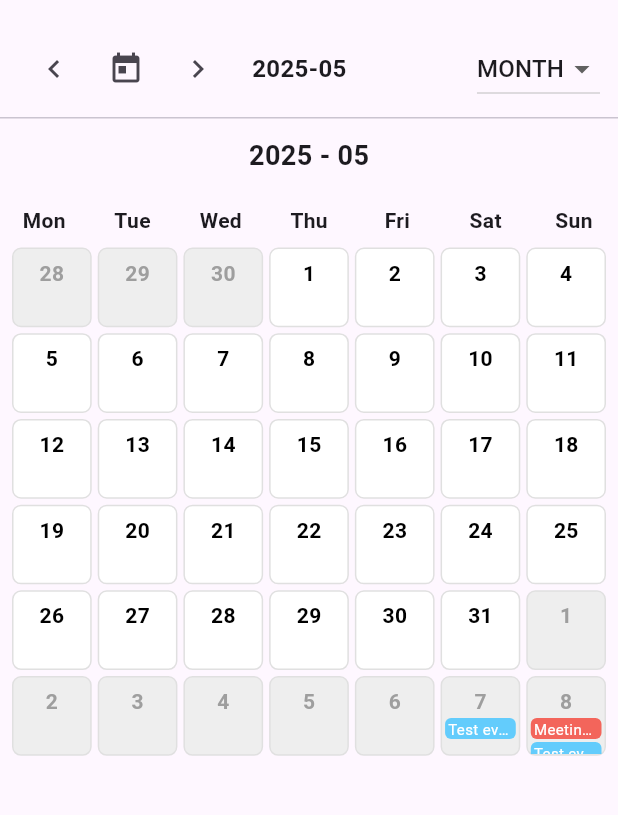
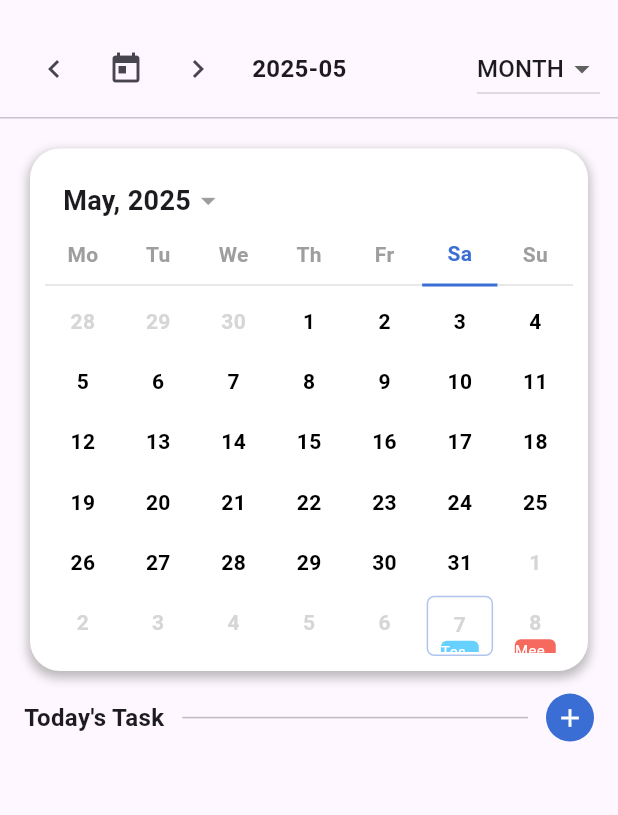
Before and after one commit to BimKi1604/multi_view_calendar, a Flutter app: the screen it shows after launch, after a tap on the "chevron left" icon, on a phone screen of 412 x 824 dp, the part 63-878 px from its top. Run offline on Flutter 3.47's test engine with Material 3 defaults, Android fonts, the phone set to English and light mode, and no system bars.

Commit message:
month view

```diff
--- a/lib/src/data/data.dart
+++ b/lib/src/data/data.dart
@@ -4,7 +4,8 @@ class DataApp {
   static double heightEvent = 60;
   static double widthEvent = 180;
   static double widthTimeColumn = 60;
-  static Color mainColor = const Color(0xFF0e47f0);
+  static Color mainColor = const Color(0xFF3a6ed4);
   static Color borderColor = Colors.grey[200]!;
   static Color iconColor = Colors.redAccent;
+  static Color splashColor = const Color(0xff9cb5ff);
 }
--- a/lib/src/models/calendar_event.dart
+++ b/lib/src/models/calendar_event.dart
@@ -1,4 +1,6 @@
 import 'package:flutter/material.dart';
+
+import '../data/data.dart';
 
 /// Model calendar events
 class CalendarEvent {
@@ -38,7 +40,7 @@ class CalendarEvent {
       title: '',
       start: DateTime.now(),
       end: DateTime.now().add(const Duration(hours: 1)),
-      color: Colors.blue,
+      color: DataApp.mainColor,
     );
   }
 
--- a/lib/src/utils/click_utils.dart
+++ b/lib/src/utils/click_utils.dart
@@ -1,4 +1,5 @@
 import 'package:flutter/material.dart';
+import 'package:multi_view_calendar/src/data/data.dart';
 
 /// The class helper for click event
 class ClickUtils extends StatelessWidget {
@@ -15,7 +16,7 @@ class ClickUtils extends StatelessWidget {
     required this.child,
     this.enable = true,
     this.color,
-    this.padding = const EdgeInsets.all(4),
+    this.padding = const EdgeInsets.all(0),
     this.borderRadius = const BorderRadius.all(Radius.circular(8)),
   });
 
@@ -26,7 +27,7 @@ class ClickUtils extends StatelessWidget {
       borderRadius: borderRadius,
       child: InkWell(
         onTap: enable ? onTap : null,
-        splashColor: color?.withAlpha(50),
+        splashColor: color != null ? color?.withAlpha(50) : DataApp.splashColor,
         borderRadius: borderRadius,
         child: Padding(
           padding: padding,
--- a/lib/src/utils/time_utils.dart
+++ b/lib/src/utils/time_utils.dart
@@ -3,6 +3,7 @@ import 'package:flutter/material.dart';
 import 'package:multi_view_calendar/src/data/data.dart';
 
 import '../models/calendar_event.dart';
+import 'package:intl/intl.dart';
 
 class TimeUtils {
   static DateTime startOfMonth(DateTime date) {
@@ -67,4 +68,15 @@ class TimeUtils {
 
     return events;
   }
+
+  /// Convert DateTime to a short weekday label (e.g., "Mo", "Tu")
+  static String dateTimeToShortWeekday(DateTime date) {
+    const labels = ['Mo', 'Tu', 'We', 'Th', 'Fr', 'Sa', 'Su'];
+    return labels[(date.weekday - 1) % 7];
+  }
+
+  /// Format date to 'dd/MM/yyyy'
+  static String formatMonthYear(DateTime date, {String format = 'MMMM, yyyy'}) {
+    return DateFormat(format).format(date);
+  }
 }
--- a/lib/src/widget/day_view.dart
+++ b/lib/src/widget/day_view.dart
@@ -1,6 +1,4 @@
 import 'dart:async';
-
-import 'package:flutter/cupertino.dart';
 import 'package:flutter/material.dart';
 import 'package:multi_view_calendar/src/models/calendar_event.dart';
 import 'package:multi_view_calendar/src/data/data.dart';
--- a/lib/src/widget/day_view_event_tile.dart
+++ b/lib/src/widget/day_view_event_tile.dart
@@ -1,4 +1,5 @@
 import 'package:flutter/material.dart';
+import 'package:multi_view_calendar/src/data/data.dart';
 import 'package:multi_view_calendar/src/models/calendar_event.dart';
 import 'package:multi_view_calendar/src/models/position_event.dart';
 import 'package:multi_view_calendar/src/utils/color_utils.dart';
@@ -19,7 +20,7 @@ class DayViewEventTile extends StatelessWidget {
   }
 
   Color color() {
-    final Color defaultColor = Colors.blueAccent.withOpacity(0.9);
+    final Color defaultColor = DataApp.mainColor.withOpacity(0.9);
     if (positionedEvent.events.length == 1) return positionedEvent.events.first.color ?? defaultColor;
     List<Color> colors = positionedEvent.events.map((e) => e.color ?? defaultColor).toList();
     return ColorUtils.mixColors(colors);
--- /dev/null
+++ b/lib/src/widget/elements/weekday_header.dart
@@ -0,0 +1,36 @@
+import 'package:flutter/material.dart';
+import 'package:multi_view_calendar/src/data/data.dart';
+import 'package:multi_view_calendar/src/utils/time_utils.dart';
+
+class WeekdayHeader extends StatelessWidget {
+  const WeekdayHeader({super.key});
+
+  @override
+  Widget build(BuildContext context) {
+    const weekdays = ['Mo', 'Tu', 'We', 'Th', 'Fr', 'Sa', 'Su'];
+    DateTime today = DateTime.now();
+    String todayShortWeekday = TimeUtils.dateTimeToShortWeekday(today);
+
+    return Row(
+      children: weekdays
+          .map(
+            (day) => Expanded(
+          child: Container(
+            alignment: Alignment.center,
+            decoration: BoxDecoration(
+              border: Border(
+                bottom: BorderSide(color: todayShortWeekday == day ? DataApp.mainColor : Colors.grey.shade300, width: todayShortWeekday == day ? 2 : 1),
+              ),
+            ),
+            padding: const EdgeInsets.only(bottom: 10),
+            child: Text(
+              day,
+              style: TextStyle(fontWeight: FontWeight.bold, fontSize: 14, color: todayShortWeekday == day ? DataApp.mainColor : Colors.grey),
+            ),
+          ),
+        ),
+      )
+          .toList(),
+    );
+  }
+}
--- /dev/null
+++ b/lib/src/widget/month/month_body.dart
@@ -0,0 +1,82 @@
+import 'package:flutter/material.dart';
+import 'package:multi_view_calendar/src/data/data.dart';
+import 'package:multi_view_calendar/src/models/calendar_event.dart';
+import 'package:multi_view_calendar/src/utils/click_utils.dart';
+
+class MonthBody extends StatelessWidget {
+  const MonthBody({super.key, required this.days, required this.events, required this.onDaySelected, required this.dayDecoration, required this.getEventColor});
+
+  final List<DateTime> days;
+  final List<CalendarEvent> events;
+  final Function(DateTime) onDaySelected;
+  final Decoration? Function(DateTime) dayDecoration;
+  final Color? Function(DateTime) getEventColor;
+
+  @override
+  Widget build(BuildContext context) {
+    return RepaintBoundary(
+      child: GridView.builder(
+        shrinkWrap: true,
+        itemCount: days.length,
+        gridDelegate: const SliverGridDelegateWithFixedCrossAxisCount(
+          crossAxisCount: 7,
+          childAspectRatio: 1.25,
+        ),
+        itemBuilder: (context, index) {
+          final day = days[index];
+          final dayEvents = events.where((e) => DateUtils.isSameDay(e.start, day)).toList();
+
+          return Container(
+            margin: const EdgeInsets.symmetric(horizontal: 3.0),
+            padding: const EdgeInsets.symmetric(vertical: 2.0),
+            decoration: dayDecoration(day),
+            child: ClickUtils(
+              onTap: (){
+                onDaySelected(day);
+              },
+              child: Column(
+                children: [
+                  Padding(
+                    padding: const EdgeInsets.only(top: 6),
+                    child: Text(
+                      '${day.day}',
+                      style: TextStyle(
+                        fontWeight: FontWeight.bold,
+                        color: getEventColor(day),
+                      ),
+                    ),
+                  ),
+                  if (dayEvents.isNotEmpty)
+                    Flexible(
+                      child: ListView.builder(
+                        padding: const EdgeInsets.symmetric(horizontal: 6.5),
+                        itemCount: dayEvents.length > 2 ? 2 : dayEvents.length,
+                        itemBuilder: (context, idx) {
+                          final event = dayEvents[idx];
+                          return Container(
+                            margin: const EdgeInsets.symmetric(horizontal: 2, vertical: 1),
+                            decoration: BoxDecoration(
+                              color: event.color != null
+                                  ? event.color!.withOpacity(0.8)
+                                  : DataApp.mainColor.withOpacity(0.7),
+                              borderRadius: BorderRadius.circular(4),
+                            ),
+                            child: Text(
+                              event.title,
+                              maxLines: 1,
+                              overflow: TextOverflow.ellipsis,
+                              style: const TextStyle(fontSize: 10, color: Colors.white),
+                            ),
+                          );
+                        },
+                      ),
+                    )
+                ],
+              ),
+            ),
+          );
+        },
+      ),
+    );
+  }
+}
--- /dev/null
+++ b/lib/src/widget/month/month_header.dart
@@ -0,0 +1,33 @@
+import 'package:flutter/material.dart';
+import 'package:multi_view_calendar/src/utils/click_utils.dart';
+import 'package:multi_view_calendar/src/utils/time_utils.dart';
+
+class MonthHeader extends StatelessWidget {
+  const MonthHeader({super.key, required this.month});
+
+  final DateTime month;
+
+  @override
+  Widget build(BuildContext context) {
+    return ClickUtils(
+      onTap: (){
+
+      },
+      color: Colors.grey[400],
+      child: Padding(
+        padding: const EdgeInsets.all(12),
+        child: Row(
+          children: [
+            Flexible(
+              child: Text(
+                TimeUtils.formatMonthYear(month),
+                style: const TextStyle(fontSize: 18, fontWeight: FontWeight.bold),
+              ),
+            ),
+            const Icon(Icons.arrow_drop_down, size: 23, color: Colors.grey),
+          ],
+        ),
+      ),
+    );
+  }
+}
--- /dev/null
+++ b/lib/src/widget/month/month_title_task.dart
@@ -0,0 +1,59 @@
+import 'package:flutter/material.dart';
+import 'package:multi_view_calendar/src/data/data.dart';
+import 'package:multi_view_calendar/src/utils/click_utils.dart';
+
+class MonthTitleTask extends StatelessWidget {
+
+  final String title;
+  final VoidCallback onAdd;
+
+  const MonthTitleTask({
+    super.key,
+    this.title = "Today's Task",
+    required this.onAdd,
+  });
+
+  @override
+  Widget build(BuildContext context) {
+    return Padding(
+      padding: const EdgeInsets.symmetric(horizontal: 16, vertical: 15),
+      child: Row(
+        children: [
+          Text(
+            title,
+            style: const TextStyle(
+              fontSize: 16,
+              fontWeight: FontWeight.bold,
+            ),
+          ),
+
+          const SizedBox(width: 12),
+          Expanded(
+            child: Divider(
+              color: Colors.grey.shade400,
+              thickness: 1,
+            ),
+          ),
+          const SizedBox(width: 12),
+          Container(
+            width: 32,
+            height: 32,
+            decoration: BoxDecoration(
+              color: DataApp.mainColor,
+              shape: BoxShape.circle,
+            ),
+            child: ClickUtils(
+              onTap: onAdd,
+              borderRadius: BorderRadius.circular(100),
+              child: const Icon(
+                Icons.add,
+                color: Colors.white,
+                size: 20,
+              ),
+            ),
+          ),
+        ],
+      ),
+    );
+  }
+}
--- /dev/null
+++ b/lib/src/widget/month/month_week.dart
@@ -0,0 +1,151 @@
+import 'package:flutter/material.dart';
+import 'package:multi_view_calendar/src/data/data.dart';
+import 'package:multi_view_calendar/src/models/calendar_event.dart';
+import 'package:multi_view_calendar/src/utils/time_utils.dart';
+import 'package:multi_view_calendar/src/widget/month/month_body.dart';
+import 'package:multi_view_calendar/src/widget/month/month_event_tile.dart';
+import 'package:multi_view_calendar/src/widget/month/month_header.dart';
+import 'package:multi_view_calendar/src/widget/elements/weekday_header.dart';
+import 'package:multi_view_calendar/src/widget/month/month_title_task.dart';
+
+class MonthView extends StatefulWidget {
+  final DateTime month;
+  final List<CalendarEvent> events;
+
+  const MonthView({
+    super.key,
+    required this.month,
+    required this.events,
+  });
+
+  @override
+  State<MonthView> createState() => _MonthViewState();
+}
+
+class _MonthViewState extends State<MonthView> {
+
+  DateTime? selectedDate;
+
+  void _onDaySelected(DateTime day) {
+    if (selectedDate == day) return;
+    if (!mounted) return;
+
+    setState(() {
+      selectedDate = day;
+    });
+  }
+
+  Decoration _dayDecoration(DateTime day) {
+    if (day == selectedDate) {
+      return BoxDecoration(
+        color: DataApp.mainColor,
+        borderRadius: BorderRadius.circular(5),
+        boxShadow: const [
+          BoxShadow(
+            color: Colors.lightBlueAccent,
+            spreadRadius: 0,
+            blurRadius: 6,
+            offset: Offset(2, 2),
+          ),
+        ],
+      );
+    }
+    if (TimeUtils.isToday(day)) {
+      return BoxDecoration(
+        border: Border.all(width: 1, color: DataApp.mainColor.withOpacity(.4)),
+        borderRadius: BorderRadius.circular(5),
+      );
+    }
+
+    return const BoxDecoration();
+  }
+
+  Color? _getEventColor(DateTime day) {
+    if (day == selectedDate) return Colors.white;
+
+    final isOutsideMonth = day.month != widget.month.month;
+    if (isOutsideMonth) {
+      return Colors.grey[350];
+    }
+
+    return Colors.black;
+  }
+
+  List<CalendarEvent> _getEventsForDay() {
+    if (selectedDate == null) return [];
+
+    return widget.events.where((event) {
+      return DateUtils.isSameDay(event.start, selectedDate);
+    }).toList();
+  }
+
+  @override
+  Widget build(BuildContext context) {
+    final firstDayOfMonth = TimeUtils.startOfMonth(widget.month);
+    final days = TimeUtils.daysInMonthGrid(firstDayOfMonth);
+    final events = _getEventsForDay();
+
+    return SingleChildScrollView(
+      child: Column(
+        children: [
+          Container(
+            padding: const EdgeInsets.all(10.0),
+            margin: const EdgeInsets.symmetric(horizontal: 20.0),
+            decoration: BoxDecoration(
+              color: Colors.white,
+              borderRadius: BorderRadius.circular(20.0),
+              boxShadow: [
+                BoxShadow(
+                  color: Colors.grey.withOpacity(0.7),
+                  spreadRadius: 1,
+                  blurRadius: 5,
+                  offset: const Offset(0, 3), // changes position of shadow
+                ),
+              ],
+            ),
+            child: Column(
+              mainAxisSize: MainAxisSize.min,
+              crossAxisAlignment: CrossAxisAlignment.start,
+              children: [
+                MonthHeader(
+                  month: widget.month,
+                ),
+                const WeekdayHeader(),
+                const SizedBox(height: 5.0,),
+                MonthBody(
+                  days: days,
+                  events: widget.events,
+                  onDaySelected: _onDaySelected,
+                  dayDecoration: _dayDecoration,
+                  getEventColor: _getEventColor,
+                ),
+              ],
+            ),
+          ),
+          MonthTitleTask(
+            onAdd: () {
+              // Handle add task action
+            },
+          ),
+          ListView.builder(
+            shrinkWrap: true,
+            physics: const NeverScrollableScrollPhysics(),
+            itemCount: events.length,
+            itemBuilder: (context, index) {
+              final event = events[index];
+              TimeOfDay timeOfDay = TimeOfDay.fromDateTime(event.start);
+              return MonthEventTile(
+                title: event.title,
+                start: event.start,
+                end: event.end,
+                time: timeOfDay,
+                isFirst: index == 0,
+                isLast: index == events.length - 1,
+              );
+            },
+          )
+        ],
+      ),
+    );
+  }
+}
--- a/lib/src/widget/month_week.dart
+++ /dev/null
@@ -1,124 +0,0 @@
-import 'package:flutter/material.dart';
-import 'package:multi_view_calendar/src/models/calendar_event.dart';
-import 'package:multi_view_calendar/src/utils/time_utils.dart';
-// import 'package:multi_view_calendar/src/utils/time_utils.dart';
-
-class MonthView extends StatelessWidget {
-  final DateTime month;
-  final List<CalendarEvent> events;
-
-  const MonthView({
-    super.key,
-    required this.month,
-    required this.events,
-  });
-
-  @override
-  Widget build(BuildContext context) {
-    final firstDayOfMonth = TimeUtils.startOfMonth(month);
-    final days = TimeUtils.daysInMonthGrid(firstDayOfMonth);
-
-    return Column(
-      children: [
-        Padding(
-          padding: const EdgeInsets.all(12),
-          child: Text(
-            '${month.year} - ${month.month.toString().padLeft(2, '0')}',
-            style: const TextStyle(fontSize: 18, fontWeight: FontWeight.bold),
-          ),
-        ),
-        _buildWeekdayHeader(),
-        Expanded(
-          child: GridView.builder(
-            padding: const EdgeInsets.symmetric(horizontal: 8),
-            itemCount: days.length,
-            gridDelegate: const SliverGridDelegateWithFixedCrossAxisCount(
-              crossAxisCount: 7,
-              childAspectRatio: 1,
-              crossAxisSpacing: 4,
-              mainAxisSpacing: 4,
-            ),
-            itemBuilder: (context, index) {
-              final day = days[index];
-              final dayEvents = events.where((e) =>
-              e.start.year == day.year &&
-                  e.start.month == day.month &&
-                  e.start.day == day.day).toList();
-
-              final isOutsideMonth = day.month != month.month;
-
-              return Container(
-                decoration: BoxDecoration(
-                  color: isOutsideMonth ? Colors.grey.shade200 : Colors.white,
-                  border: Border.all(color: Colors.grey.shade300),
-                  borderRadius: BorderRadius.circular(6),
-                ),
-                child: Column(
-                  children: [
-                    Padding(
-                      padding: const EdgeInsets.only(top: 6),
-                      child: Text(
-                        '${day.day}',
-                        style: TextStyle(
-                          fontWeight: FontWeight.bold,
-                          color: isOutsideMonth ? Colors.grey : Colors.black,
-                        ),
-                      ),
-                    ),
-                    if (dayEvents.isNotEmpty)
-                      Expanded(
-                        child: ListView.builder(
-                          padding: EdgeInsets.zero,
-                          itemCount: dayEvents.length > 2 ? 2 : dayEvents.length,
-                          itemBuilder: (context, idx) {
-                            final event = dayEvents[idx];
-                            return Container(
-                              margin: const EdgeInsets.symmetric(horizontal: 2, vertical: 1),
-                              padding: const EdgeInsets.symmetric(horizontal: 2),
-                              decoration: BoxDecoration(
-                                color: event.color != null
-                                    ? event.color!.withOpacity(0.8)
-                                    : Colors.blue.withOpacity(0.7),
-                                borderRadius: BorderRadius.circular(4),
-                              ),
-                              child: Text(
-                                event.title,
-                                maxLines: 1,
-                                overflow: TextOverflow.ellipsis,
-                                style: const TextStyle(fontSize: 10, color: Colors.white),
-                              ),
-                            );
-                          },
-                        ),
-                      )
-                  ],
-                ),
-              );
-            },
-          ),
-        ),
-      ],
-    );
-  }
-
-  Widget _buildWeekdayHeader() {
-    const weekdays = ['Mon', 'Tue', 'Wed', 'Thu', 'Fri', 'Sat', 'Sun'];
-    return Row(
-      children: weekdays
-          .map(
-            (day) => Expanded(
-          child: Center(
-            child: Padding(
-              padding: const EdgeInsets.symmetric(vertical: 8),
-              child: Text(
-                day,
-                style: const TextStyle(fontWeight: FontWeight.bold),
-              ),
-            ),
-          ),
-        ),
-      )
-          .toList(),
-    );
-  }
-}
--- a/lib/src/widget/multi_view_calendar_widget.dart
+++ b/lib/src/widget/multi_view_calendar_widget.dart
@@ -1,9 +1,10 @@
+import 'package:flutter/cupertino.dart';
 import 'package:flutter/material.dart';
 import 'package:multi_view_calendar/src/models/calendar_event.dart';
 import 'package:multi_view_calendar/src/data/calendar_view_type.dart';
-import 'calendar_header.dart';
+import 'elements/calendar_header.dart';
 import 'day_view.dart';
-import 'month_week.dart';
+import 'month/month_week.dart';
 import 'week_view.dart';
 import 'year_view.dart';
 
@@ -111,7 +112,8 @@ class _MultiViewCalendarState extends State<MultiViewCalendar> {
           onViewChange: _changeView,
         ),
         const Divider(height: 1),
-        Expanded(child: view),
+        const SizedBox(height: 20.0,),
+        Flexible(child: view),
       ],
     );
   }
--- a/lib/src/widget/year_view.dart
+++ b/lib/src/widget/year_view.dart
@@ -1,6 +1,6 @@
 import 'package:flutter/material.dart';
 import 'package:multi_view_calendar/src/models/calendar_event.dart';
-import 'package:multi_view_calendar/src/widget/month_week.dart';
+import 'package:multi_view_calendar/src/widget/month/month_week.dart';
 
 class YearView extends StatelessWidget {
   final DateTime year;
--- a/pubspec.yaml
+++ b/pubspec.yaml
@@ -35,6 +35,7 @@ dependencies:
   # The following adds the Cupertino Icons font to your application.
   # Use with the CupertinoIcons class for iOS style icons.
   cupertino_icons: ^1.0.6
+  intl: ^0.20.2
 
 dev_dependencies:
   flutter_test:
```
Also changed, not shown: lib/src/widget/month/month_event_tile.dart (added, +164 -0 lines), lib/src/widget/elements/calendar_header.dart (renamed from lib/src/widget/calendar_header.dart), pubspec.lock.
